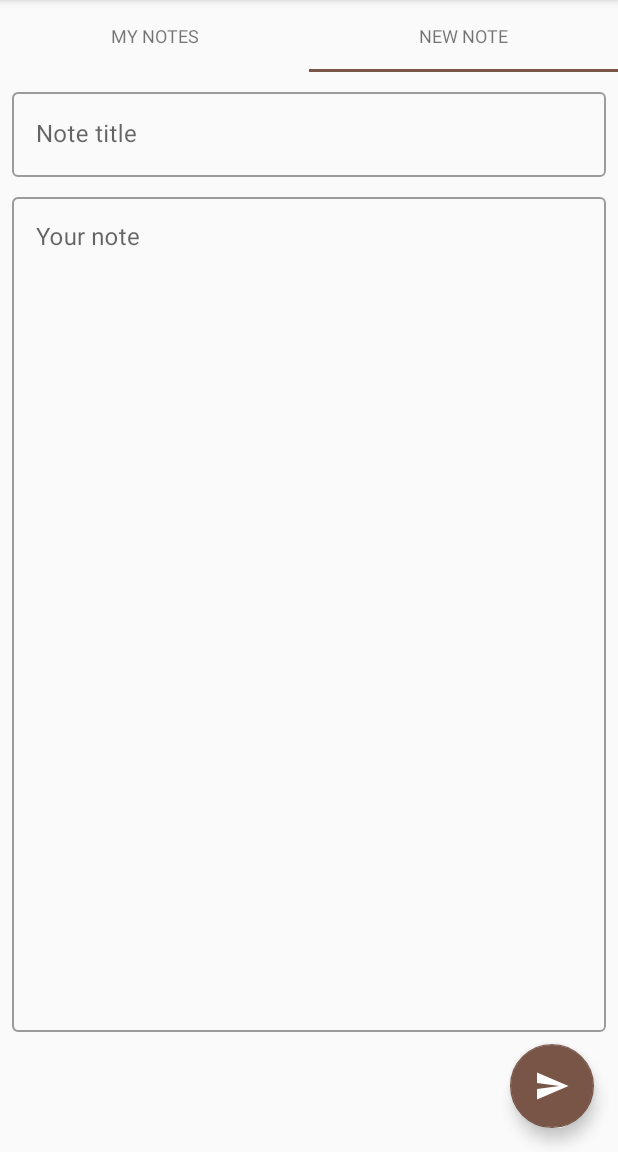
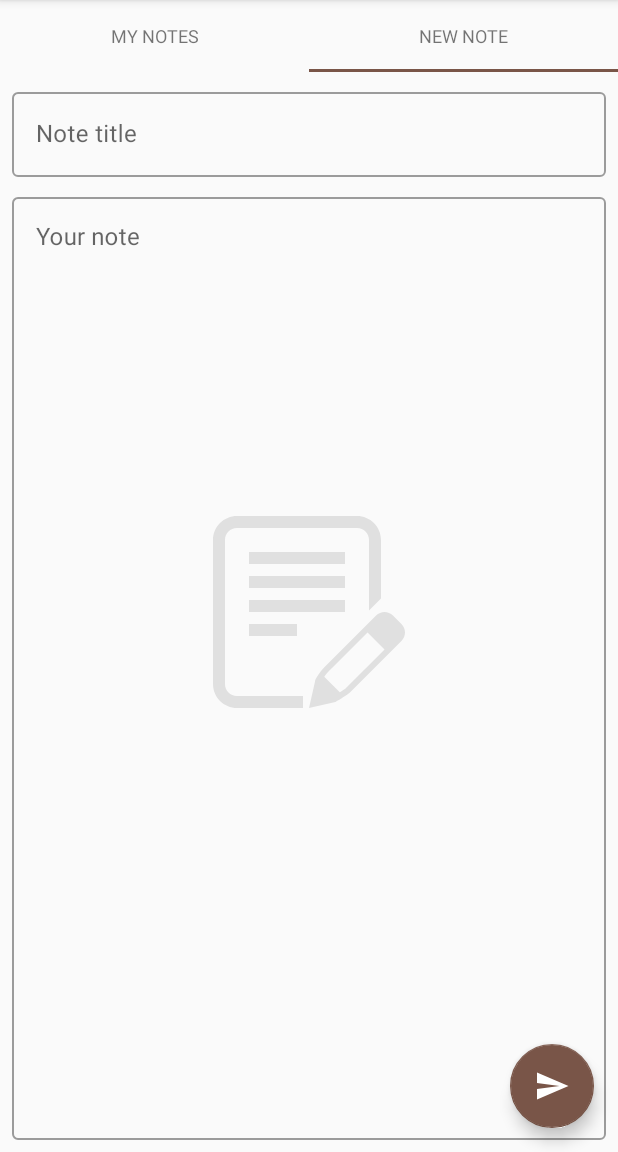
Before and after one commit to Pabls/QuickNotes, an Android app: the screen it shows after launch (MainActivity), tab 2 chosen, on a phone screen of 412 x 824 dp, the part 84-1236 px from its top. Run offline under Robolectric (Android 15) with nearby library versions, the phone set to English and light mode, and no system bars; our stand-ins replace Dagger/Hilt's generated code.

Commit message:
added background icon

```diff
--- a/app/src/main/java/com/ar4i/quicknotes/presentation/newnote/view/NewNoteFragment.java
+++ b/app/src/main/java/com/ar4i/quicknotes/presentation/newnote/view/NewNoteFragment.java
@@ -3,6 +3,8 @@ package com.ar4i.quicknotes.presentation.newnote.view;
 
 import android.os.Bundle;
 
+import androidx.annotation.NonNull;
+import androidx.annotation.Nullable;
 import androidx.fragment.app.Fragment;
 
 import android.view.LayoutInflater;
@@ -10,6 +12,7 @@ import android.view.View;
 import android.view.ViewGroup;
 
 import com.ar4i.quicknotes.R;
+import com.google.android.material.floatingactionbutton.FloatingActionButton;
 
 public class NewNoteFragment extends Fragment {
 
@@ -23,4 +26,19 @@ public class NewNoteFragment extends Fragment {
         return inflater.inflate(R.layout.fragment_new_note, container, false);
     }
 
+
+    @Override
+    public void onViewCreated(@NonNull View view, @Nullable Bundle savedInstanceState) {
+        super.onViewCreated(view, savedInstanceState);
+
+//        FloatingActionButton fab = getActivity().findViewById(R.id.fab_send);
+//
+//        fab.setOnClickListener(new View.OnClickListener() {
+//            @Override
+//            public void onClick(View v) {
+//                if(v != null)
+//                    v.setAlpha(0.1f);
+//            }
+//        });
+    }
 }
--- /dev/null
+++ b/app/src/main/res/drawable/ic_edit_document.xml
@@ -0,0 +1,5 @@
+<vector android:alpha="0.1" android:height="128dp"
+    android:viewportHeight="128" android:viewportWidth="128"
+    android:width="128dp" xmlns:android="http://schemas.android.com/apk/res/android">
+    <path android:fillColor="#FF000000" android:pathData="M8,112V16c0,-4.414 3.594,-8 8,-8h80c4.414,0 8,3.586 8,8v47.031l8,-8V16c0,-8.836 -7.164,-16 -16,-16H16C7.164,0 0,7.164 0,16v96c0,8.836 7.164,16 16,16h44v-8H16C11.594,120 8,116.414 8,112zM88,24H24v8h64V24zM88,40H24v8h64V40zM88,56H24v8h64V56zM24,80h32v-8H24V80zM125.656,72L120,66.344c-1.563,-1.563 -3.609,-2.344 -5.656,-2.344s-4.094,0.781 -5.656,2.344l-34.344,34.344C72.781,102.25 68,108.293 68,110.34L64,128l17.656,-4c0,0 8.094,-4.781 9.656,-6.344l34.344,-34.344C128.781,80.188 128.781,75.121 125.656,72zM88.492,114.82c-0.453,0.43 -2.02,1.488 -3.934,2.707l-10.363,-10.363c1.063,-1.457 2.246,-2.922 2.977,-3.648l25.859,-25.859l11.313,11.313L88.492,114.82z"/>
+</vector>
--- a/app/src/main/res/layout/activity_main.xml
+++ b/app/src/main/res/layout/activity_main.xml
@@ -5,7 +5,6 @@
     android:layout_width="match_parent"
     android:layout_height="match_parent"
     tools:context=".presentation.main.view.MainActivity">
-
 
     <com.google.android.material.tabs.TabLayout
         android:id="@+id/tl_menu"
@@ -28,4 +27,5 @@
 
     </androidx.viewpager.widget.ViewPager>
 
+
 </androidx.constraintlayout.widget.ConstraintLayout>
--- a/app/src/main/res/layout/fragment_new_note.xml
+++ b/app/src/main/res/layout/fragment_new_note.xml
@@ -35,7 +35,7 @@
         android:layout_marginTop="@dimen/margin_8"
         android:layout_marginEnd="@dimen/margin_8"
         android:layout_marginBottom="@dimen/margin_8"
-        app:layout_constraintBottom_toTopOf="@+id/fab_send"
+        app:layout_constraintBottom_toBottomOf="parent"
         app:layout_constraintEnd_toEndOf="parent"
         app:layout_constraintStart_toStartOf="parent"
         app:layout_constraintTop_toBottomOf="@+id/til_title">
@@ -55,10 +55,19 @@
         android:id="@+id/fab_send"
         android:layout_width="wrap_content"
         android:layout_height="wrap_content"
-        android:layout_marginEnd="@dimen/margin_16"
-        android:layout_marginBottom="@dimen/margin_16"
+        android:layout_marginEnd="@dimen/margin_8"
+        android:layout_marginBottom="@dimen/margin_8"
         android:src="@drawable/ic_send"
+        app:layout_constraintBottom_toBottomOf="@+id/til_body"
+        app:layout_constraintEnd_toEndOf="@+id/til_body" />
+
+    <androidx.appcompat.widget.AppCompatImageView
+        android:layout_width="@dimen/icon_size"
+        android:layout_height="@dimen/icon_size"
         app:layout_constraintBottom_toBottomOf="parent"
-        app:layout_constraintEnd_toEndOf="parent" />
+        app:layout_constraintEnd_toEndOf="parent"
+        app:layout_constraintStart_toStartOf="parent"
+        app:layout_constraintTop_toTopOf="parent"
+        app:srcCompat="@drawable/ic_edit_document" />
 
 </androidx.constraintlayout.widget.ConstraintLayout>
--- a/app/src/main/res/values/dimens.xml
+++ b/app/src/main/res/values/dimens.xml
@@ -10,4 +10,6 @@
     <dimen name="padding_8">8dp</dimen>
     <dimen name="padding_16">16dp</dimen>
     <dimen name="padding_32">32dp</dimen>
+
+    <dimen name="icon_size">128dp</dimen>
 </resources>
```
